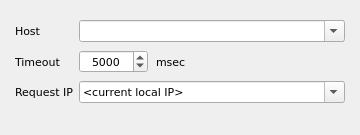
Before: the Qt Designer form view/method/qDhcpWidget.ui in khomchenkovaa/QHostMonitor, drawn with Qt 5.
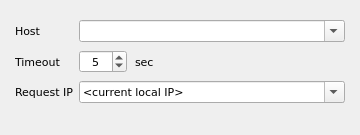
After: the same form once the commit is applied.

Commit message: Added: DHCP test implementation

```diff
--- a/view/method/qDhcpWidget.ui
+++ b/view/method/qDhcpWidget.ui
@@ -75,18 +75,21 @@
        <property name="alignment">
         <set>Qt::AlignCenter</set>
        </property>
+       <property name="minimum">
+        <number>1</number>
+       </property>
        <property name="maximum">
-        <number>600000</number>
+        <number>600</number>
        </property>
        <property name="value">
-        <number>5000</number>
+        <number>5</number>
        </property>
       </widget>
      </item>
      <item>
       <widget class="QLabel" name="label_4">
        <property name="text">
-        <string>msec</string>
+        <string>sec</string>
        </property>
       </widget>
      </item>
```
The commit also changes 7 other files.
